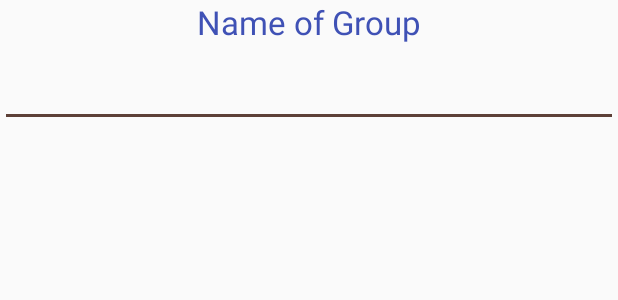
After one commit to TheDroidSmith/Grouply, an Android app: the layout save_group_dialog.xml on its own in the app's theme, with its tools: preview values and no code run, on a phone screen of 412 x 824 dp. The commit adds this screen. Shown: the top 300 px of the screen. Run offline under Robolectric (Android 15) with nearby library versions, the light colour scheme and no system bars.

Commit message:
adds save group functionality. restyles the save group alert dialog.

```diff
--- a/app/src/main/java/com/firsttread/grouply/presenter/NameListPresenter.java
+++ b/app/src/main/java/com/firsttread/grouply/presenter/NameListPresenter.java
@@ -1,7 +1,9 @@
 package com.firsttread.grouply.presenter;
 
 
+import android.content.Context;
 import android.util.Log;
+import android.widget.Toast;
 
 import com.firsttread.grouply.model.Person;
 
@@ -10,6 +12,7 @@ import java.util.Collections;
 import java.util.Comparator;
 
 import io.realm.Realm;
+import io.realm.RealmConfiguration;
 
 public class NameListPresenter {
 
@@ -54,7 +57,7 @@ public class NameListPresenter {
         return nameList;
     }
 
-    public void saveGroup(final ArrayList<CharSequence> nameList, final String groupName){
+    public void saveGroup(final ArrayList<CharSequence> nameList, final String groupName,Context context){
 
         Realm realm = Realm.getDefaultInstance();
 
@@ -73,6 +76,7 @@ public class NameListPresenter {
             Log.d("NameListPresenter: "
                     , "transaction is null, or the realm is opened from another thread");
         }
+
     }
 
 }
--- /dev/null
+++ b/app/src/main/res/layout/save_group_dialog.xml
@@ -0,0 +1,29 @@
+<?xml version="1.0" encoding="utf-8"?>
+<RelativeLayout xmlns:android="http://schemas.android.com/apk/res/android"
+    android:orientation="vertical" android:layout_width="match_parent"
+    android:layout_height="match_parent" >
+
+    <TextView
+        android:layout_width="wrap_content"
+        android:layout_height="wrap_content"
+        android:textAppearance="?android:attr/textAppearanceLarge"
+        android:text="Name of Group"
+        android:id="@+id/save_group_title"
+        android:layout_gravity="center_horizontal"
+        android:layout_centerHorizontal="true"
+        android:textColor="@color/alertText" />
+
+    <EditText
+        android:layout_width="match_parent"
+        android:layout_height="wrap_content"
+        android:id="@+id/editGroup"
+        android:layout_gravity="center_horizontal"
+        android:layout_below="@+id/save_group_title"
+        android:textSize="25sp"
+        android:textColor="@color/alertText"
+        android:textAlignment="center"
+        android:inputType="textCapWords" />
+
+
+
+</RelativeLayout>
--- a/app/src/main/res/menu/single_menu.xml
+++ b/app/src/main/res/menu/single_menu.xml
@@ -10,6 +10,12 @@
         app:showAsAction="always"/>
 
     <item
+        android:id="@+id/delete_all_remove_this"
+        android:orderInCategory="100"
+        android:title="Delete"
+        app:showAsAction="always"/>
+
+    <item
         android:id="@+id/import_list"
         android:orderInCategory="100"
         android:title="@string/action_import"
--- a/app/src/main/res/values/colors.xml
+++ b/app/src/main/res/values/colors.xml
@@ -2,7 +2,8 @@
 <resources>
     <color name="colorPrimary">#3F51B5</color>
     <color name="colorPrimaryDark">#303F9F</color>
-    <color name="colorAccent">#FFFFFF</color>
+    <color name="colorAccent">#5D4037</color>
     <color name="backgroundMain">#7986cb</color>
     <color name="backgroundDialog">#3F51B5</color>
+    <color name="alertText">#3F51B5</color>
 </resources>
```
Also changed, not shown: app/src/main/java/com/firsttread/grouply/view/SingleGroup.java (+9 -0 lines), app/src/main/java/com/firsttread/grouply/view/fragments/NameListFragment.java (+86 -40 lines).
